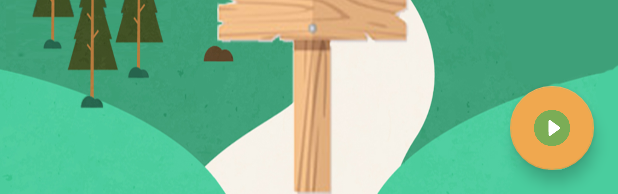
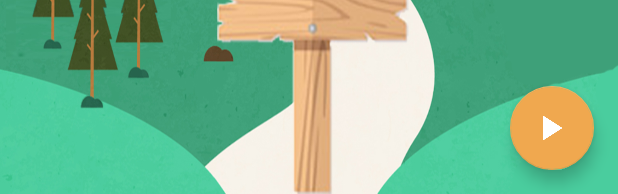
Before and after one commit to shuangjiang169/RoadInspect, an Android app: the layout activity_main.xml on its own in the app's theme, with its tools: preview values and no code run, on a phone screen of 412 x 824 dp. Shown: the part 1042-1236 px from the top of the screen. Run offline under Robolectric (Android 15) with nearby library versions, the phone set to English and light mode, and no system bars.

Commit message:
mianac页面优化已经完成

```diff
--- a/app/src/main/java/com/example/boyceng/roadinspect/MainActivity.java
+++ b/app/src/main/java/com/example/boyceng/roadinspect/MainActivity.java
@@ -298,6 +298,7 @@ public class MainActivity extends BaseActivity
                     //换按钮图
                     FloatingActionButton bn = (FloatingActionButton) findViewById(R.id.power);
                     bn.setImageResource(R.drawable.stop);
+
                     startService(intent);
 
                     broadcastReceiver = new UpdateUIBroadcastReceiver();    //生成broadreceiver对象
@@ -312,8 +313,6 @@ public class MainActivity extends BaseActivity
                     //换按钮图
                     FloatingActionButton bn = (FloatingActionButton) findViewById(R.id.power);
                     bn.setImageResource(R.drawable.run);
-                    //et = (TextView)findViewById(R.id.view);
-                    //et.setText("");
                     final AudioColumnView audioColumnView = (AudioColumnView) findViewById(R.id.acv);
                     audioColumnView.stop();
                     //结束跳动
--- a/app/src/main/res/layout/activity_main.xml
+++ b/app/src/main/res/layout/activity_main.xml
@@ -37,7 +37,6 @@
         android:layout_margin="16dp"
         android:src="@drawable/run"
         android:scaleType="fitXY"
-        android:background="#e0000000"
         android:foreground="?attr/selectableItemBackground" />
 
 
```
Also changed, not shown: app/src/main/res/drawable/run.png, app/src/main/res/drawable/stop.png.
